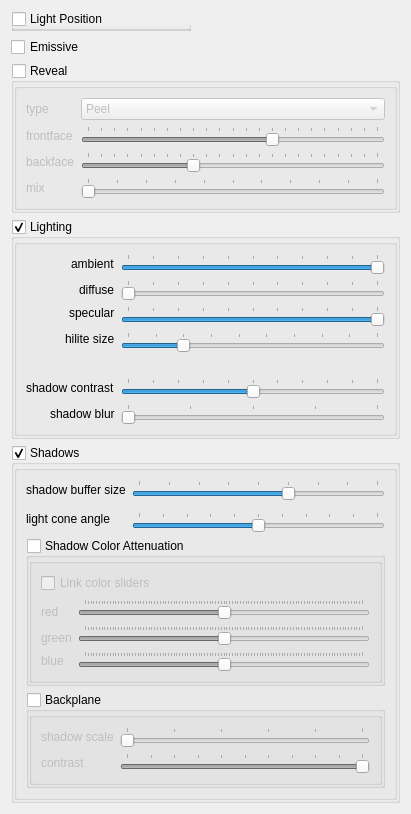
Before: the Qt Designer form drishti/lightingwidget.ui in nci/drishti, drawn with Qt 5.
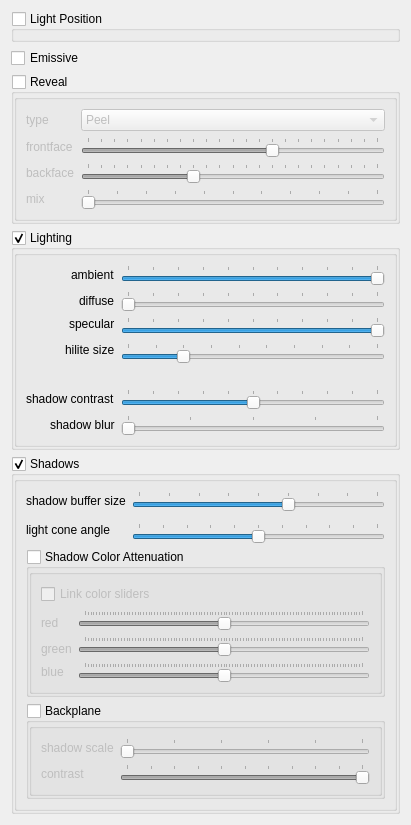
After: the same form once the commit is applied.

```diff
--- a/drishti/lightingwidget.ui
+++ b/drishti/lightingwidget.ui
@@ -16,18 +16,6 @@
   <layout class="QVBoxLayout">
    <item>
     <widget class="QGroupBox" name="lightposition">
-     <property name="minimumSize">
-      <size>
-       <width>180</width>
-       <height>20</height>
-      </size>
-     </property>
-     <property name="maximumSize">
-      <size>
-       <width>180</width>
-       <height>180</height>
-      </size>
-     </property>
      <property name="title">
       <string>Light Position</string>
      </property>
@@ -251,12 +239,6 @@
          </item>
          <item row="4" column="1">
           <widget class="QSlider" name="specularcoeff">
-           <property name="maximumSize">
-            <size>
-             <width>16777215</width>
-             <height>20</height>
-            </size>
-           </property>
            <property name="maximum">
             <number>9</number>
            </property>
@@ -276,12 +258,6 @@
          </item>
          <item row="1" column="1">
           <widget class="QSlider" name="diffuse">
-           <property name="maximumSize">
-            <size>
-             <width>16777215</width>
-             <height>20</height>
-            </size>
-           </property>
            <property name="maximum">
             <number>10</number>
            </property>
@@ -308,12 +284,6 @@
          </item>
          <item row="0" column="1">
           <widget class="QSlider" name="ambient">
-           <property name="maximumSize">
-            <size>
-             <width>16777215</width>
-             <height>20</height>
-            </size>
-           </property>
            <property name="maximum">
             <number>10</number>
            </property>
@@ -340,12 +310,6 @@
          </item>
          <item row="2" column="1" rowspan="2">
           <widget class="QSlider" name="specular">
-           <property name="maximumSize">
-            <size>
-             <width>16777215</width>
-             <height>20</height>
-            </size>
-           </property>
            <property name="maximum">
             <number>10</number>
            </property>
@@ -372,12 +336,6 @@
          </item>
          <item row="6" column="1">
           <widget class="QSlider" name="shadowcontrast">
-           <property name="maximumSize">
-            <size>
-             <width>16777215</width>
-             <height>20</height>
-            </size>
-           </property>
            <property name="maximum">
             <number>10</number>
            </property>
@@ -404,12 +362,6 @@
          </item>
          <item row="7" column="1">
           <widget class="QSlider" name="shadowblur">
-           <property name="maximumSize">
-            <size>
-             <width>16777215</width>
-             <height>20</height>
-            </size>
-           </property>
            <property name="minimum">
             <number>1</number>
            </property>
@@ -503,12 +455,6 @@
          </item>
          <item row="1" column="1">
           <widget class="QSlider" name="shadowscale">
-           <property name="maximumSize">
-            <size>
-             <width>16777215</width>
-             <height>20</height>
-            </size>
-           </property>
            <property name="maximum">
             <number>8</number>
            </property>
@@ -535,12 +481,6 @@
          </item>
          <item row="4" column="1">
           <widget class="QSlider" name="shadowfov">
-           <property name="maximumSize">
-            <size>
-             <width>16777215</width>
-             <height>20</height>
-            </size>
-           </property>
            <property name="maximum">
             <number>10</number>
            </property>
@@ -607,12 +547,6 @@
                </item>
                <item row="1" column="1">
                 <widget class="QSlider" name="red">
-                 <property name="maximumSize">
-                  <size>
-                   <width>16777215</width>
-                   <height>20</height>
-                  </size>
-                 </property>
                  <property name="maximum">
                   <number>100</number>
                  </property>
@@ -632,12 +566,6 @@
                </item>
                <item row="2" column="1" rowspan="2">
                 <widget class="QSlider" name="green">
-                 <property name="maximumSize">
-                  <size>
-                   <width>16777215</width>
-                   <height>20</height>
-                  </size>
-                 </property>
                  <property name="maximum">
                   <number>100</number>
                  </property>
@@ -671,12 +599,6 @@
                </item>
                <item row="4" column="1">
                 <widget class="QSlider" name="blue">
-                 <property name="maximumSize">
-                  <size>
-                   <width>16777215</width>
-                   <height>20</height>
-                  </size>
-                 </property>
                  <property name="maximum">
                   <number>100</number>
                  </property>
@@ -742,12 +664,6 @@
                </item>
                <item row="0" column="1">
                 <widget class="QSlider" name="backplaneshadowscale">
-                 <property name="maximumSize">
-                  <size>
-                   <width>16777215</width>
-                   <height>20</height>
-                  </size>
-                 </property>
                  <property name="minimum">
                   <number>5</number>
                  </property>
@@ -774,12 +690,6 @@
                </item>
                <item row="1" column="1">
                 <widget class="QSlider" name="backplanecontrast">
-                 <property name="maximumSize">
-                  <size>
-                   <width>16777215</width>
-                   <height>20</height>
-                  </size>
-                 </property>
                  <property name="maximum">
                   <number>10</number>
                  </property>
```
